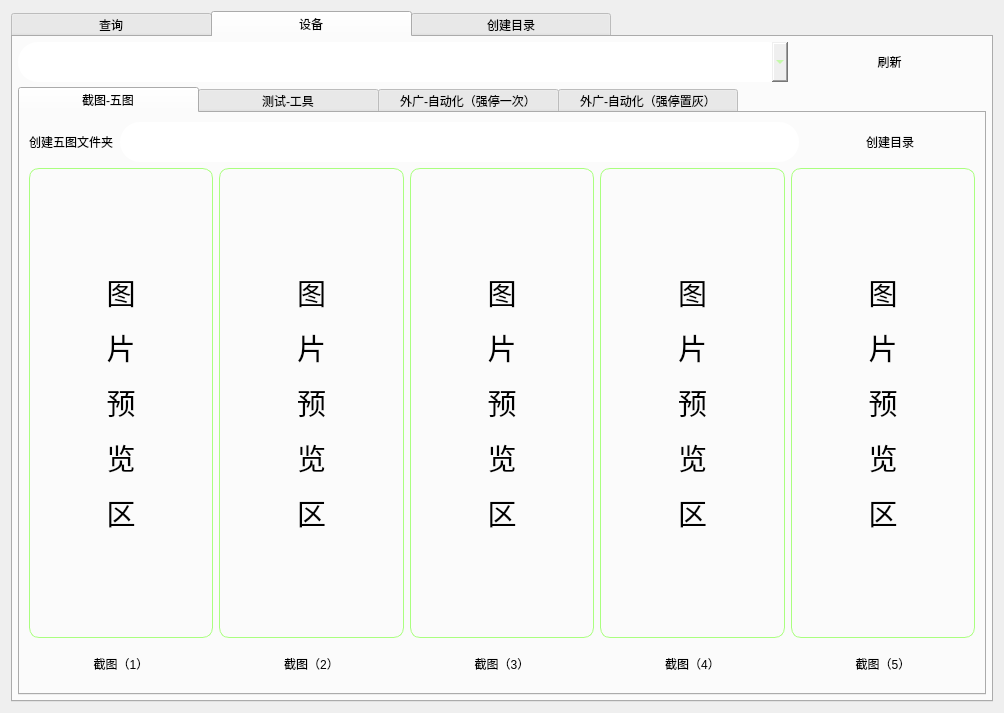
First picture: the form in CombineTestTools/CombineTestToolsFrame.ui, repository Aefun-ayi/ayi-demo, before the edit.
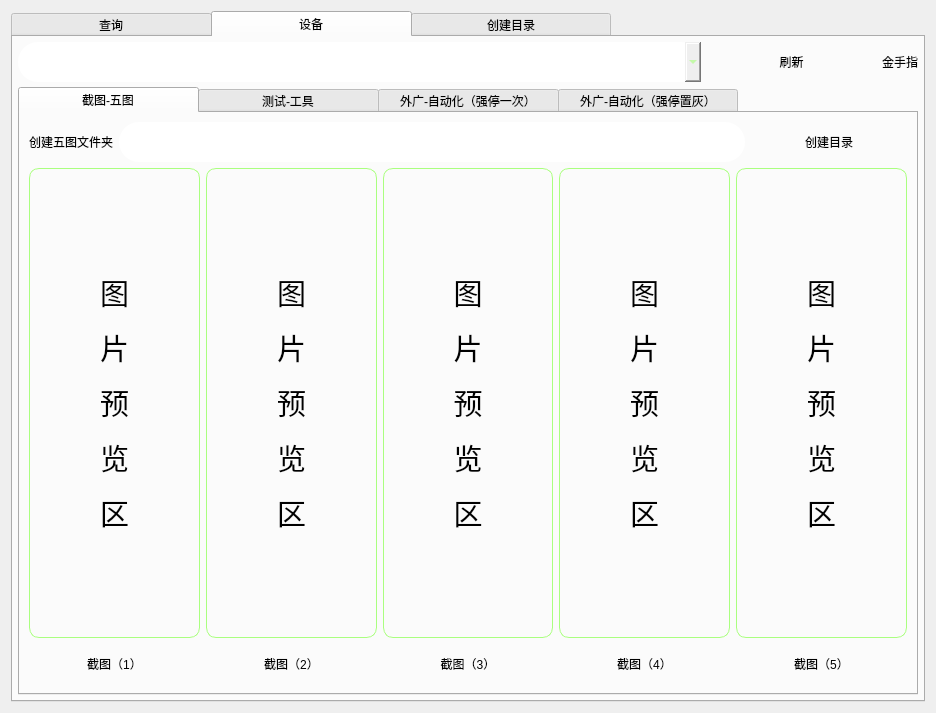
Second picture: the form after the edit. The open tabs and pages were chosen to show the change. Icons and pictures are not drawn.

Commit message: add:新增金手指md5加密方式，测试工具增加按钮

The edit to the form file:
```diff
--- a/CombineTestTools/CombineTestToolsFrame.ui
+++ b/CombineTestTools/CombineTestToolsFrame.ui
@@ -6,7 +6,7 @@
    <rect>
     <x>0</x>
     <y>0</y>
-    <width>1004</width>
+    <width>936</width>
     <height>711</height>
    </rect>
   </property>
@@ -990,7 +990,7 @@
       <attribute name="title">
        <string>       设备       </string>
       </attribute>
-      <layout class="QVBoxLayout" name="verticalLayout_3" stretch="1,9">
+      <layout class="QVBoxLayout" name="verticalLayout_3" stretch="1,0">
        <property name="spacing">
         <number>5</number>
        </property>
@@ -1007,7 +1007,7 @@
         <number>5</number>
        </property>
        <item>
-        <layout class="QHBoxLayout" name="horizontalLayout" stretch="8,2">
+        <layout class="QHBoxLayout" name="horizontalLayout" stretch="8,2,0">
          <item>
           <widget class="QComboBox" name="DevicesList">
            <property name="minimumSize">
@@ -1041,6 +1041,24 @@
            </property>
           </widget>
          </item>
+         <item>
+          <widget class="QPushButton" name="GBA">
+           <property name="minimumSize">
+            <size>
+             <width>0</width>
+             <height>40</height>
+            </size>
+           </property>
+           <property name="styleSheet">
+            <string notr="true">QPushButton
+{border-radius:10px;
+font: 14pt &quot;幼圆&quot;;}</string>
+           </property>
+           <property name="text">
+            <string>金手指</string>
+           </property>
+          </widget>
+         </item>
         </layout>
        </item>
        <item>
```
The commit also changes 6 other files.
